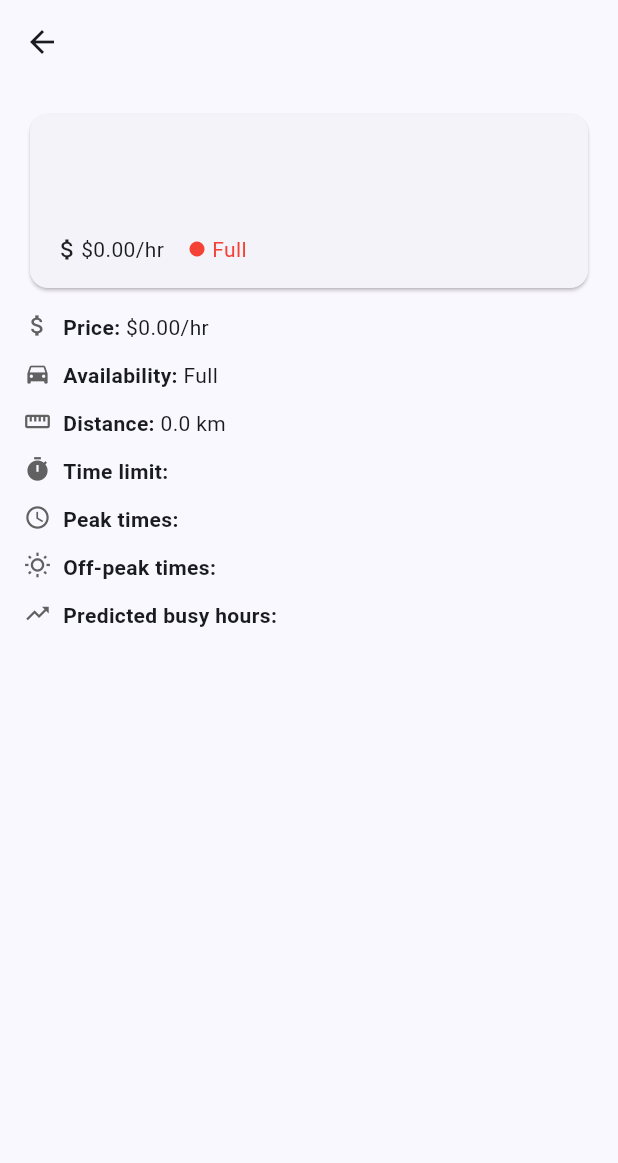
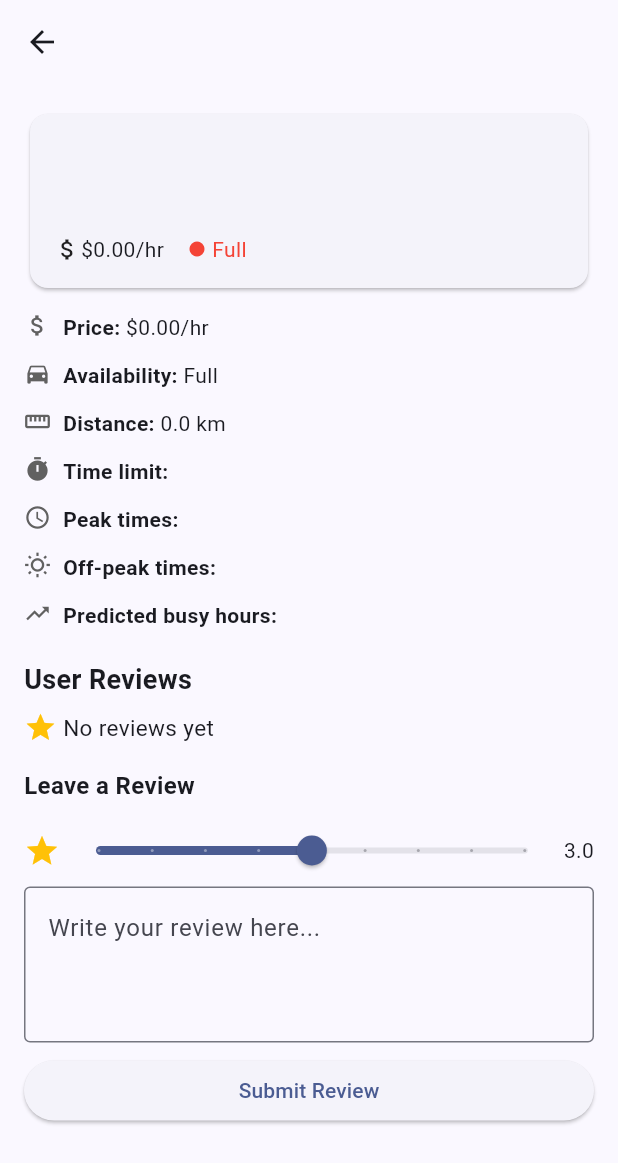
Before and after one commit to MakelPuiri/ParkHub, a Flutter app: the ParkingDetailScreen screen opened directly with empty values, on a phone screen of 412 x 824 dp. Shown: the top 1163 px of the screen. Run offline on Flutter 3.47's test engine with Material 3 defaults, Android fonts, the phone set to English and light mode, and no system bars; our stand-ins replace flutter_map, geolocator, latlong2; accounts and stored records are empty.

Commit message:
created two different classes for the review parking, and rating, and also a little description so the clients can write their review and also see other review from other people.

```diff
--- /dev/null
+++ b/parkhub/lib/models/review_model.dart
@@ -0,0 +1,17 @@
+class ReviewModel {
+  final String id;
+  final String parkingId;
+  final String userName;
+  final double rating;
+  final String comment;
+  final DateTime createdAt;
+
+  const ReviewModel({
+    required this.id,
+    required this.parkingId,
+    required this.userName,
+    required this.rating,
+    required this.comment,
+    required this.createdAt,
+  });
+}
--- a/parkhub/lib/screens/parking_detail_screen.dart
+++ b/parkhub/lib/screens/parking_detail_screen.dart
@@ -1,13 +1,20 @@
 import 'package:flutter/material.dart';
 import '../models/parking_spot_model.dart';
+import '../models/review_model.dart';
+import '../services/review_service.dart';
 
-class ParkingDetailScreen extends StatelessWidget {
+class ParkingDetailScreen extends StatefulWidget {
   final ParkingSpotModel spot;
 
   const ParkingDetailScreen({super.key, required this.spot});
+ @override
+ State<ParkingDetailScreen> createState() => _ParkingDetailScreenState();
+}
+class _ParkingDetailScreenState extends State<ParkingDetailScreen> {
 
    @override
   Widget build(BuildContext context) {
+    final spot = widget.spot;
     return Scaffold(
       appBar: AppBar(title: Text(spot.name)),
       body: SingleChildScrollView(
@@ -60,10 +67,74 @@ class ParkingDetailScreen extends StatelessWidget {
               label: 'Predicted busy hours',
               value: spot.predictedBusyHours,
             ),
-          ],
+            const SizedBox(height: 20),
+            //Rating
+            const Text(
+              'User Reviews',
+              style: TextStyle(fontSize: 18, fontWeight: FontWeight.bold),
+            ),
+            const SizedBox(height: 8),
+            Builder(builder: (context){
+              final avg = ReviewService.getAverageRating(spot.id);
+              final count = ReviewService.getReviewCount(spot.id);
+              return Row(
+                children: [
+                  const Icon(Icons.star, color: Colors.amber, size: 22),
+                  const SizedBox(width: 4),
+                  Text(
+                    avg > 0
+                    ? '${avg.toStringAsFixed(1)} ($count reviews)'
+                    : 'No reviews yet',
+                    style: const TextStyle(fontSize: 15),
+                  ),
+                ],
+              );
+            }),
+              const SizedBox(height: 16),
+
+              // Reviews List
+              ...ReviewService.getReviewsForParking(spot.id).map((review){
+                return Card(
+                  margin: const EdgeInsets.only(bottom: 8),
+                  child: Padding(
+                    padding: const EdgeInsets.all(16),
+                    child: Column(
+                      crossAxisAlignment: CrossAxisAlignment.start,
+                      children: [
+                        Row(
+                          mainAxisAlignment: MainAxisAlignment.spaceBetween,
+                          children: [
+                            Text(review.userName,
+                            style: const TextStyle(fontWeight: FontWeight.bold)),
+                            Row(
+                              children: [
+                                const Icon(Icons.star,
+                                color: Colors.amber, size: 16),
+                                const SizedBox(width: 2),
+                                Text(review.rating.toStringAsFixed(1)),
+                              ],
+                          ),
+                      ],
+                        ),
+                        const SizedBox(height: 4),
+                        Text(review.comment),
+                      ],
+                    ),
+                  ),
+                );
+              }),
+              //submit review button
+              const Text('Leave a Review',
+              style: TextStyle(fontSize: 16, fontWeight: FontWeight.bold)),
+              const SizedBox(height: 8),
+              _ReviewForm(
+                parkingId: spot.id,
+                onSubmitted: () => setState(() {}),
+              ),
+            ],
+          ),
         ),
-      ),
-    );
+      );
   }
 }
 
@@ -152,3 +223,74 @@ class _DetailRow extends StatelessWidget {
     );
   }
 }
+
+class _ReviewForm extends StatefulWidget {
+  final String parkingId;
+  final VoidCallback onSubmitted;
+
+  const _ReviewForm({required this.parkingId, required this.onSubmitted});
+
+  @override
+  State<_ReviewForm> createState() => _ReviewFormState();
+}
+
+class _ReviewFormState extends State<_ReviewForm> {
+  double _rating = 3.0;
+  final _commentController = TextEditingController();
+
+  void _submit(){
+    if (_commentController.text.trim().isEmpty) return;
+
+    ReviewService.addReview(ReviewModel(
+      id: DateTime.now().millisecondsSinceEpoch.toString(),
+      parkingId: widget.parkingId,
+      userName: 'You',
+      rating: _rating,
+      comment: _commentController.text.trim(),
+      createdAt: DateTime.now(),
+    ));
+    _commentController.clear();
+    setState(() => _rating =3.0);
+    widget.onSubmitted();
+
+    ScaffoldMessenger.of(context).showSnackBar(
+      const SnackBar(content: Text('Review submitted!')),
+    );
+  }
+  @override
+  Widget build(BuildContext context) {
+    return Column(children: [
+      Row(children: [
+        const Icon(Icons.star, color: Colors.amber),
+        Expanded(child: Slider(
+          value: _rating,
+          min: 1.0,
+          max: 5.0,
+          divisions: 8,
+          label: _rating.toStringAsFixed(1),
+          onChanged: (v) => setState(() => _rating = v),
+        ),
+        ),
+        Text(_rating.toStringAsFixed(1)),
+      ],
+      ),
+      TextField(
+        controller: _commentController,
+        maxLines: 3,
+        decoration: const InputDecoration(
+          hintText: 'Write your review here...',
+          border: OutlineInputBorder(),
+        ),
+      ),
+      const SizedBox(height: 8),
+      SizedBox(
+        width: double.infinity,
+        child: ElevatedButton(
+          onPressed: _submit,
+          child: const Text('Submit Review'),
+        ),
+      ),
+    ],
+    );
+  }
+}
--- /dev/null
+++ b/parkhub/lib/services/review_service.dart
@@ -0,0 +1,38 @@
+import '../models/review_model.dart';
+
+class ReviewService {
+  static final List<ReviewModel> _reviews = [
+    ReviewModel(
+      id: '1',
+      parkingId: '1',
+      userName: 'Alice',
+      rating: 4.5,
+      comment: 'Great location and affordable rates!',
+      createdAt: DateTime.now().subtract(const Duration(days: 2)),
+    ),
+    ReviewModel(
+      id: '2',
+      parkingId: '1',
+      userName: 'Bob',
+      rating: 3.0,
+      comment: 'Decent spot but can get crowded during peak hours.',
+      createdAt: DateTime.now().subtract(const Duration(days: 1)),
+    )
+  ];
+  static List<ReviewModel> getReviewsForParking(String parkingId){
+    return _reviews.where((r) => r.parkingId == parkingId).toList();
+  }
+
+  static double getAverageRating(String parkingId){
+    final reviews = getReviewsForParking(parkingId);
+    if (reviews.isEmpty) return 0.0;
+    final total = reviews.fold(0.0, (sum, r) => sum + r.rating);
+    return total / reviews.length;
+  }
+  static int getReviewCount(String parkingId){
+    return getReviewsForParking(parkingId).length;
+  }
+  static void addReview(ReviewModel review){
+  _reviews.add(review);
+  }
+}
```
